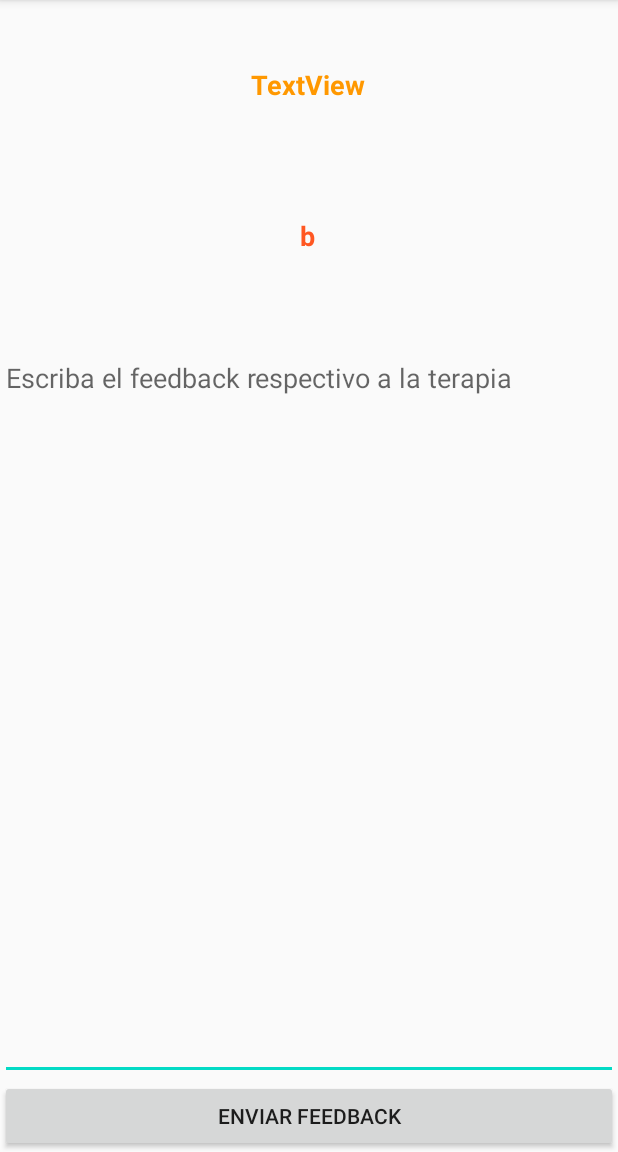
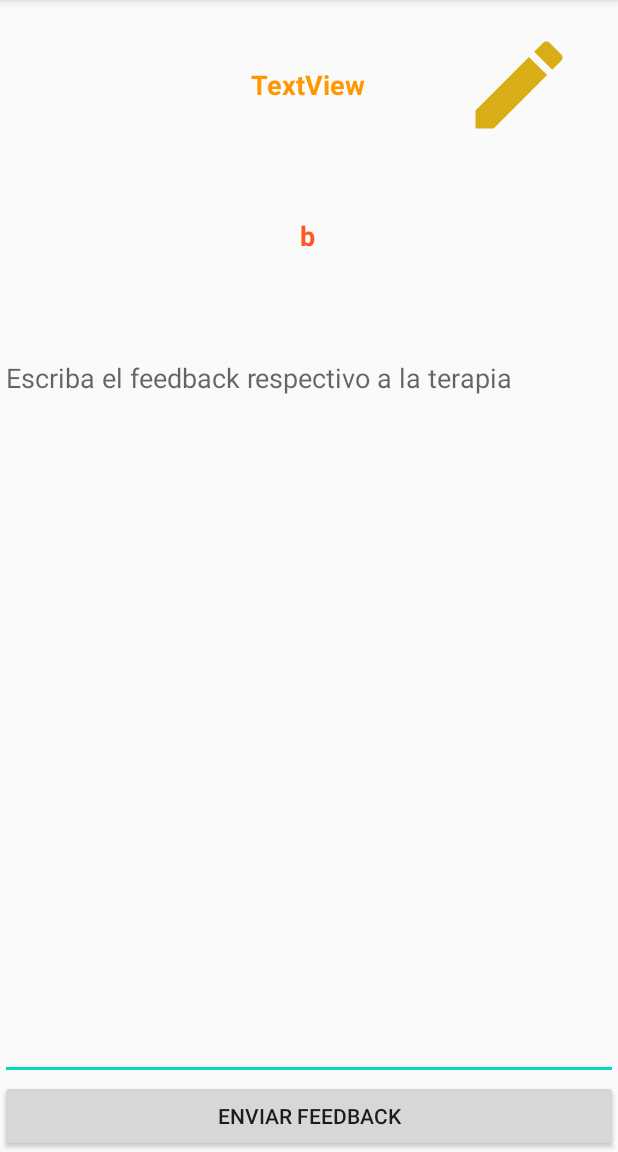
Before and after one commit to Fponce9/Time2SpeakMedicoKotlin, an Android app: the Feedback screen opened directly, with no data from a screen before it, on a phone screen of 412 x 824 dp, the part 84-1236 px from its top. Run offline under Robolectric (Android 15) with nearby library versions, the phone set to English and light mode, and no system bars.

```diff
--- a/app/src/main/java/com/example/time2speakmedico/MainActivity.kt
+++ b/app/src/main/java/com/example/time2speakmedico/MainActivity.kt
@@ -67,7 +67,7 @@ class MainActivity : AppCompatActivity() {
 
 
     private fun StartIntent() {
-        val feedback = Intent(this, Letras::class.java)
+        val feedback = Intent(this, Feedback::class.java)
         //intent.putExtra("idPacienteinit", "${usuario.idPaciente}")
         startActivity(feedback)
     }
--- a/app/src/main/java/com/example/time2speakmedico/Perfil.kt
+++ b/app/src/main/java/com/example/time2speakmedico/Perfil.kt
@@ -1,5 +1,6 @@
 package com.example.time2speakmedico
 
+import android.app.Activity
 import androidx.appcompat.app.AppCompatActivity
 import android.os.Bundle
 import android.util.Log
@@ -45,8 +46,8 @@ class Perfil : AppCompatActivity() {
                 }
 
                 override fun onResponse(call: Call<Doctor>, response: Response<Doctor>) {
-
-                    //Toast.makeText(applicationContext,"Cuenta actualizada", Toast.LENGTH_SHORT).show()
+                    finish()
+                    Toast.makeText(applicationContext,"Cuenta actualizada", Toast.LENGTH_SHORT).show()
                 }
             })
             }
--- a/app/src/main/res/layout/activity_feedback.xml
+++ b/app/src/main/res/layout/activity_feedback.xml
@@ -5,6 +5,18 @@
     android:layout_width="match_parent"
     android:layout_height="match_parent"
     tools:context=".Feedback">
+
+    <ImageView
+        android:id="@+id/ivEditar2"
+        android:layout_width="77dp"
+        android:layout_height="80dp"
+        app:layout_constraintBottom_toBottomOf="parent"
+        app:layout_constraintEnd_toEndOf="parent"
+        app:layout_constraintHorizontal_bias="0.919"
+        app:layout_constraintStart_toStartOf="parent"
+        app:layout_constraintTop_toTopOf="parent"
+        app:layout_constraintVertical_bias="0.024"
+        app:srcCompat="@drawable/ic_baseline_edit_24" />
 
     <TextView
         android:id="@+id/tvUsuario"
```
Also changed, not shown: app/src/main/java/com/example/time2speakmedico/Feedback.kt (+9 -0 lines).
